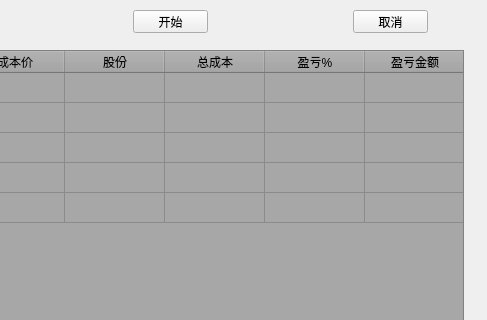
Above: src/pyStock/stockframe.ui from qq17908/PyPandas before the change; both pictures show x 457 to 944 and y 0 to 320 of the 944 by 645 pixel window. Below: the same form after it.
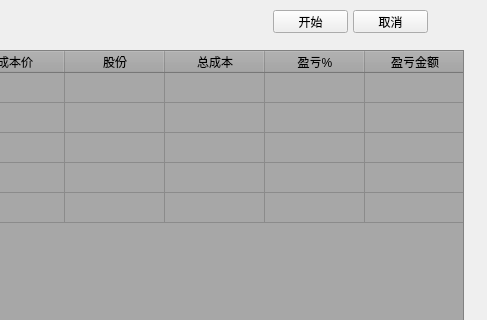
That is the form after the change.

What changed in the file:
```diff
--- a/src/pyStock/stockframe.ui
+++ b/src/pyStock/stockframe.ui
@@ -17,7 +17,7 @@
    <widget class="QPushButton" name="pushButton_OK">
     <property name="geometry">
      <rect>
-      <x>590</x>
+      <x>730</x>
       <y>10</y>
       <width>75</width>
       <height>23</height>
```
